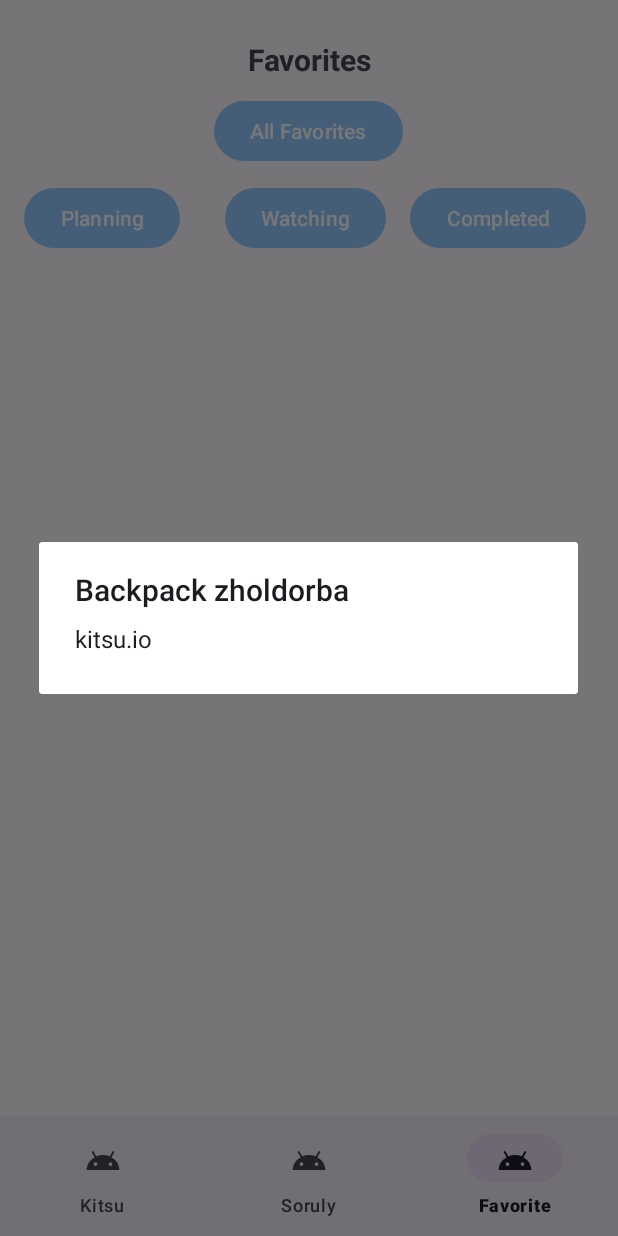
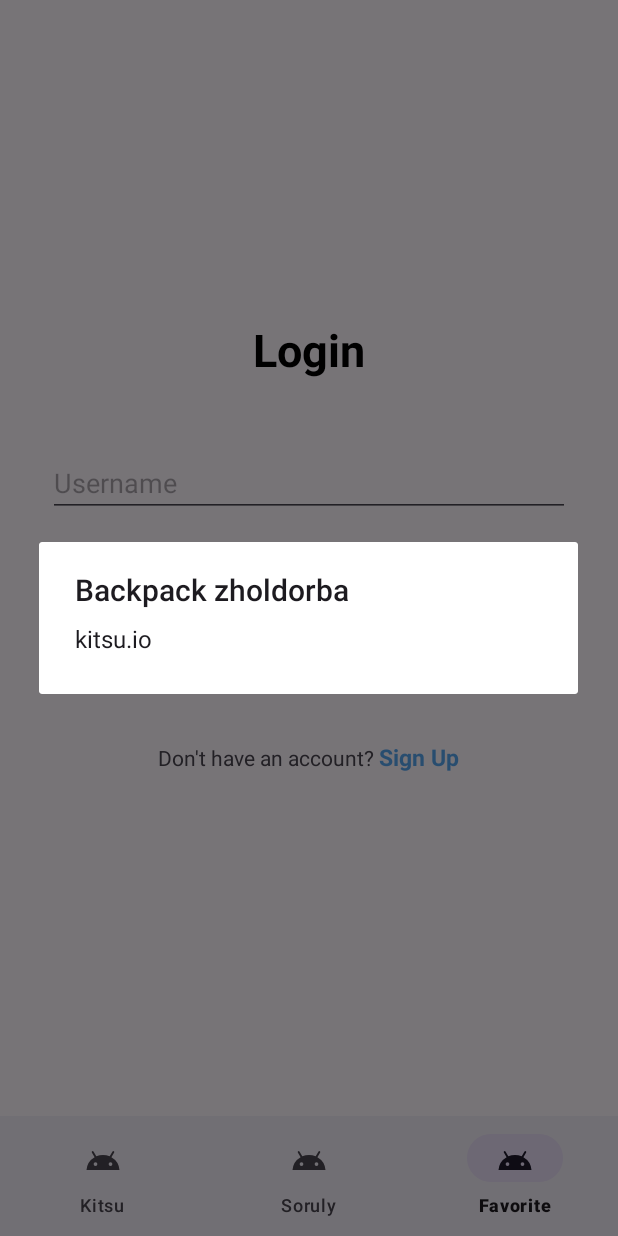
Before and after one commit to Tasherokk/Android-Project, an Android app: the fragment FavoritesFragment placed in its activity, item 3 of the bottom bar chosen, on a phone screen of 412 x 824 dp. Run offline under Robolectric (Android 15) with nearby library versions, the phone set to English and light mode, and no system bars; our stand-ins replace Room's generated code; network calls fail; pictures from the network do not load; 1 statement that could not run was skipped.

Commit message:
login, registration without logout

```diff
--- a/AniFrame/app/src/main/java/com/example/aniframe/presentation/activity/MainActivity.kt
+++ b/AniFrame/app/src/main/java/com/example/aniframe/presentation/activity/MainActivity.kt
@@ -8,6 +8,7 @@ import com.example.aniframe.R
 import com.example.aniframe.databinding.ActivityMainBinding
 import com.example.aniframe.presentation.fragments.FavoritesFragment
 import com.example.aniframe.presentation.fragments.KitsuListFragment
+import com.example.aniframe.presentation.fragments.LoginFragment
 
 class MainActivity : AppCompatActivity() {
     private lateinit var binding: ActivityMainBinding
@@ -29,7 +30,7 @@ class MainActivity : AppCompatActivity() {
                     true
                 }
                 R.id.favorite -> {
-                    replaceFragment(FavoritesFragment())
+                    replaceFragment(LoginFragment())
                     true
                 }
                 else -> true
--- a/AniFrame/app/src/main/res/layout/fragment_favorites_list.xml
+++ b/AniFrame/app/src/main/res/layout/fragment_favorites_list.xml
@@ -28,7 +28,8 @@
             android:layout_height="wrap_content"
             android:text="All Favorites"
             android:layout_gravity="center"
-            android:layout_marginBottom="10dp"/>
+            android:layout_marginBottom="10dp"
+           />
 
     <LinearLayout
             android:layout_width="match_parent"
@@ -47,8 +48,8 @@
                 android:layout_width="wrap_content"
                 android:layout_height="wrap_content"
                 android:text="Watching"
-                android:layout_marginRight="16dp"
-                android:layout_marginLeft="30dp"/>
+                android:layout_marginRight="10dp"
+                android:layout_marginLeft="10dp"/>
 
         <Button
                 android:id="@+id/completed"
--- a/AniFrame/app/src/main/res/layout/fragment_login.xml
+++ b/AniFrame/app/src/main/res/layout/fragment_login.xml
@@ -1,14 +1,61 @@
-<?xml version="1.0" encoding="utf-8"?>
-<FrameLayout xmlns:android="http://schemas.android.com/apk/res/android"
-             xmlns:tools="http://schemas.android.com/tools"
-             android:layout_width="match_parent"
-             android:layout_height="match_parent"
-             tools:context=".presentation.fragments.LoginFragment">
-
-    <!-- TODO: Update blank fragment layout -->
+<LinearLayout xmlns:android="http://schemas.android.com/apk/res/android"
+              android:layout_width="match_parent"
+              android:layout_height="match_parent"
+              android:orientation="vertical"
+              android:padding="16dp"
+              android:gravity="center">
     <TextView
             android:layout_width="match_parent"
-            android:layout_height="match_parent"
-            android:text="@string/hello_blank_fragment"/>
-
-</FrameLayout>
+            android:layout_height="wrap_content"
+            android:text="Login"
+            android:gravity="center"
+            android:textStyle="bold"
+            android:textColor="@color/black"
+            android:textSize="30sp"
+            android:paddingBottom="30dp"/>
+    <LinearLayout
+            android:layout_width="match_parent"
+            android:layout_height="wrap_content"
+            android:orientation="vertical"
+            android:padding="16dp">
+        <EditText
+                android:id="@+id/username"
+                android:layout_width="match_parent"
+                android:layout_height="wrap_content"
+                android:hint="Username"
+                android:inputType="text" />
+        <EditText
+                android:id="@+id/password"
+                android:layout_width="match_parent"
+                android:layout_height="wrap_content"
+                android:hint="Password"
+                android:inputType="textPassword"
+                android:layout_marginTop="8dp" />
+        <Button
+                android:id="@+id/login_button"
+                android:layout_width="match_parent"
+                android:layout_height="wrap_content"
+                android:text="Sign in"
+                android:layout_marginTop="16dp" />
+    </LinearLayout>
+    <LinearLayout
+            android:layout_width="wrap_content"
+            android:layout_height="wrap_content"
+            android:orientation="horizontal"
+            android:padding="16dp">
+        <TextView
+                android:layout_width="match_parent"
+                android:layout_height="wrap_content"
+                android:text="Don't have an account? "
+                />
+        <TextView
+                android:id="@+id/sign_up_text"
+                android:layout_width="wrap_content"
+                android:layout_height="wrap_content"
+                android:text="Sign Up"
+                android:textColor="@color/blue"
+                android:textSize="15sp"
+                android:textStyle="bold"
+                />
+    </LinearLayout>
+</LinearLayout>
--- a/AniFrame/app/src/main/res/values/colors.xml
+++ b/AniFrame/app/src/main/res/values/colors.xml
@@ -3,4 +3,5 @@
     <color name="black">#FF000000</color>
     <color name="white">#FFFFFFFF</color>
     <color name="light_blue">#CC76C0FF</color>
+    <color name="blue">#A8007DE6</color>
 </resources>
```
Also changed, not shown: AniFrame/app/src/main/java/com/example/aniframe/data/database/AuthManager.kt (added, +31 -0 lines), AniFrame/app/src/main/java/com/example/aniframe/presentation/fragments/LoginFragment.kt (+51 -41 lines), AniFrame/app/src/main/java/com/example/aniframe/presentation/fragments/RegisterFragment.kt (+52 -43 lines), AniFrame/app/src/main/res/layout/fragment_register.xml (+67 -13 lines).
